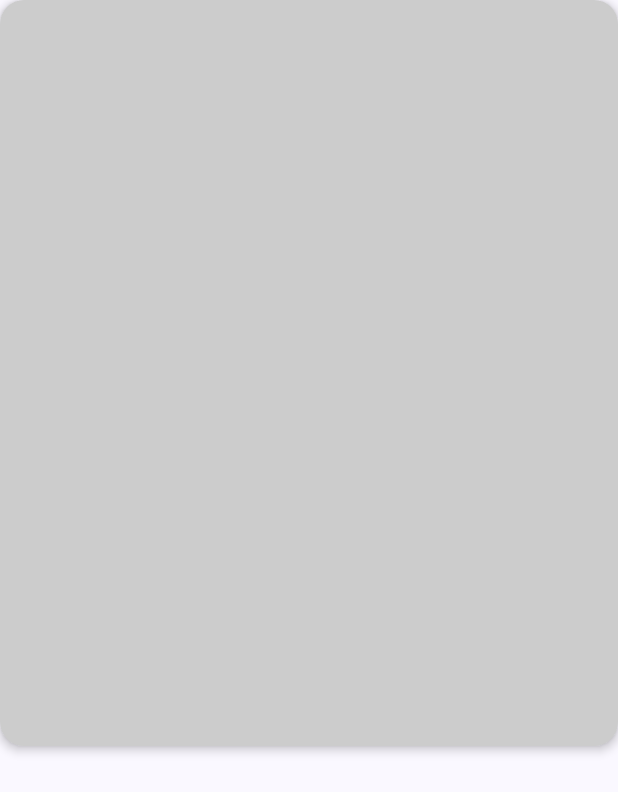
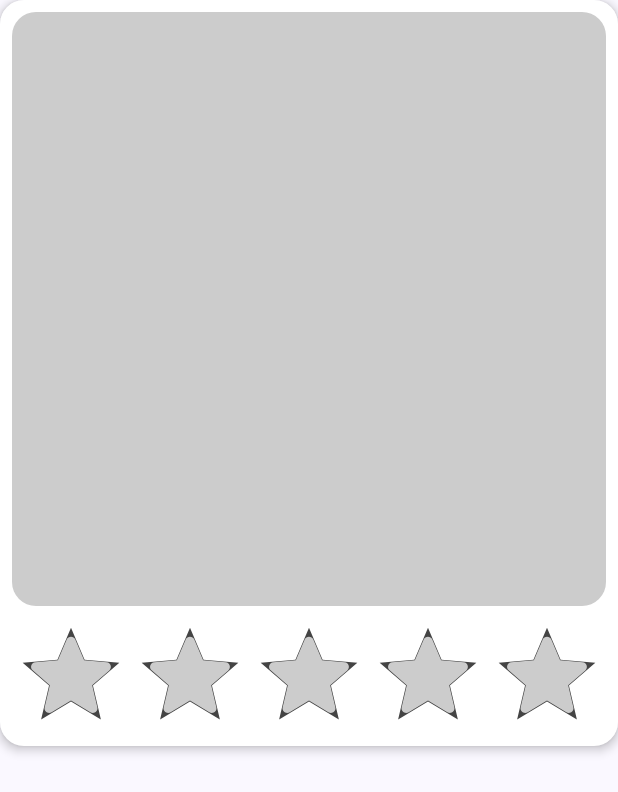
Before and after one commit to m-garey/fetchit-frontend, an Android app built with Jetpack Compose: the composable StickerItem called with empty values, on a phone screen of 412 x 824 dp. Shown: the top 792 px of the screen. Run offline under Robolectric (Android 15) with nearby library versions, the phone set to English and light mode, and no system bars.

Commit message:
alignment with figma version

```diff
--- a/app/src/main/java/com/fetch/fetchit/ui/stickerbook/Section.kt
+++ b/app/src/main/java/com/fetch/fetchit/ui/stickerbook/Section.kt
@@ -35,8 +35,6 @@ fun Section(
         modifier = modifier,
         verticalArrangement = Arrangement.spacedBy(8.dp),
     ) {
-        Text(text = state.title, style = MaterialTheme.typography.titleMedium)
-
         LazyRow(
             contentPadding = PaddingValues(horizontal = 8.dp),
             horizontalArrangement = Arrangement.spacedBy(8.dp),
--- a/app/src/main/java/com/fetch/fetchit/ui/stickerbook/StickerItem.kt
+++ b/app/src/main/java/com/fetch/fetchit/ui/stickerbook/StickerItem.kt
@@ -41,7 +41,7 @@ fun StickerItem(
                 clip = false,
             )
             .background(
-                color = if (starCount > 0) Color.White else Color.LightGray,
+                color = Color.White,
                 shape = MaterialTheme.shapes.large,
             ),
     ) {
@@ -67,7 +67,7 @@ fun StickerItem(
             modifier = if (starCount > 0) {
                 boxBaseModifier.background(brush = gradient)
             } else {
-                boxBaseModifier
+                boxBaseModifier.background(Color.LightGray)
             },
         ) {
             if (starCount > 0) {
@@ -100,14 +100,12 @@ fun StickerItem(
                     val filled = idx < starCount
 
                     Box(modifier = Modifier.size(starSize)) {
-                        if (starCount > 0) {
                         Icon(
                             imageVector = Icons.Outlined.Star,
                             contentDescription = null,
                             tint = Color.DarkGray,
                             modifier = Modifier.matchParentSize(),
                         )
-                        }
 
                         Icon(
                             imageVector = Icons.Rounded.Star,
```
Lines whose indentation alone changed are shown as unchanged.
